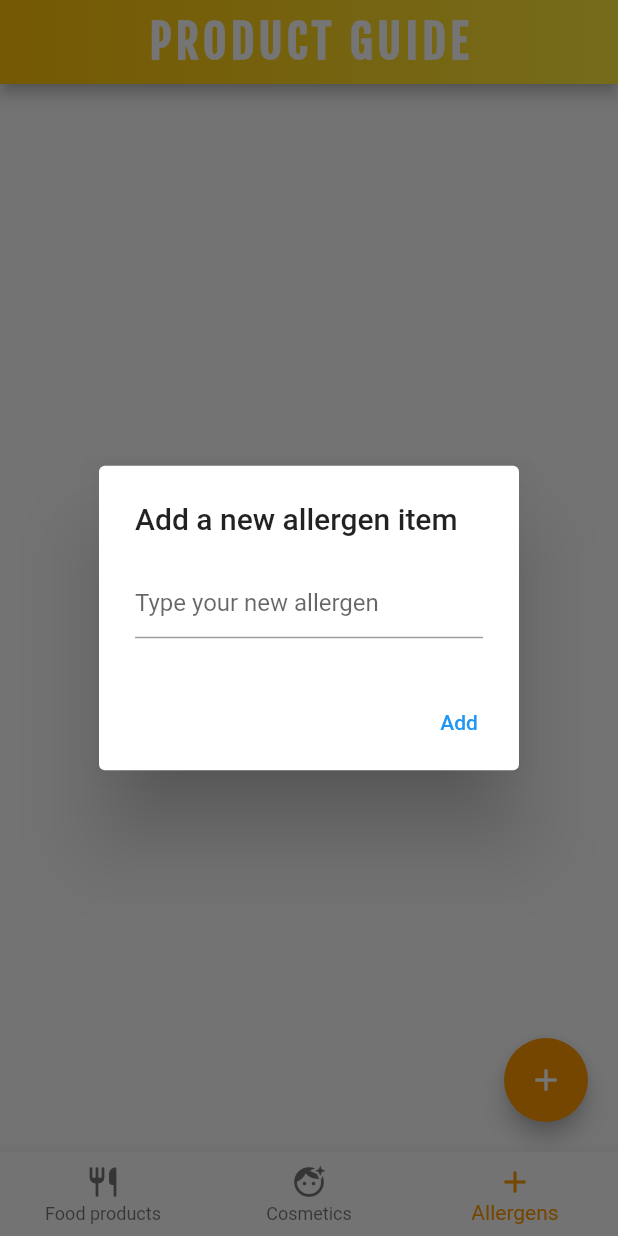
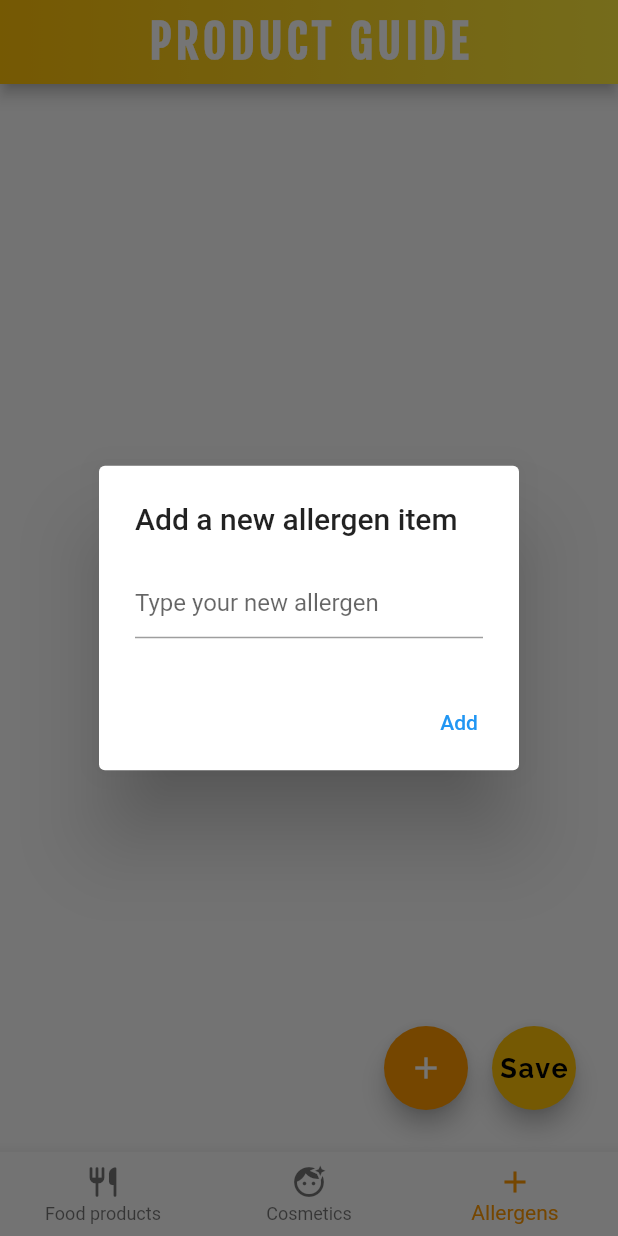
Before and after one commit to VinayakaKS/ProductGuideApp, a Flutter app: the screen it shows after launch, item 3 of the bottom bar chosen, after a tap on the "add" icon, on a phone screen of 412 x 824 dp. Run offline on Flutter 3.47's test engine with Material 2 defaults, Android fonts, the phone set to English and light mode, and no system bars; our stand-ins replace get_storage, image_picker, new_gradient_app_bar, slider_button.

Commit message:
Made GUI changes to implement alergy assistance

```diff
--- a/lib/AllergyAssistance.dart
+++ b/lib/AllergyAssistance.dart
@@ -26,6 +26,10 @@ class AllergensItem extends StatelessWidget {
     );
   }
 
+  _sendAllergens() {
+    return allergens.name;
+  }
+
   @override
   Widget build(BuildContext context) {
     return ListTile(
@@ -37,7 +41,7 @@ class AllergensItem extends StatelessWidget {
           allergens.name[0].toUpperCase(),
           style: TextStyle(color: Colors.black),
         ),
-        backgroundColor: Colors.redAccent,
+        backgroundColor: Colors.orangeAccent,
       ),
       title: Text(allergens.name, style: _getTextStyle(allergens.checked)),
     );
--- a/lib/main.dart
+++ b/lib/main.dart
@@ -8,12 +8,16 @@ import 'package:flutter/material.dart';
 import 'package:slider_button/slider_button.dart';
 import 'package:flutter_image_picker_2/safe_screen.dart';
 import 'package:image_picker/image_picker.dart';
+import 'package:get_storage/get_storage.dart';
 import 'model.dart';
 import 'safe_screen.dart';
 import 'repository.dart';
 import 'AllergyAssistance.dart';
 
-void main() => runApp(const MyApp());
+main() async {
+  await GetStorage.init();
+  runApp(const MyApp());
+}
 
 class MyApp extends StatelessWidget {
   // This widget is the root of your application.
@@ -52,7 +56,10 @@ class _MyHomePageState extends State<MyHomePage> {
   late int _currentIndex = 0;
   final TextEditingController _textFieldController = TextEditingController();
   final List<Allergen> _allergens = <Allergen>[];
+  List<String> AllergensList = <String>[];
   Future<data>? _dataModel;
+
+  final box = GetStorage();
 
   /// Widget
   @override
@@ -100,11 +107,42 @@ class _MyHomePageState extends State<MyHomePage> {
                             Container(
                               alignment: Alignment.bottomRight,
                               padding: EdgeInsets.all(20),
-                              child: FloatingActionButton(
-                                  onPressed: () => _displayDialog(),
-                                  backgroundColor: Colors.orange,
-                                  tooltip: 'Add Item',
-                                  child: const Icon(Icons.add)),
+                              child: Row(
+                                children: [
+                                  //Add button for allergens
+                                  Padding(
+                                    padding: const EdgeInsets.all(8.0),
+                                    child: FloatingActionButton(
+                                        onPressed: () => _displayDialog(),
+                                        backgroundColor: Colors.orange,
+                                        tooltip: 'Add Item',
+                                        child: const Icon(Icons.add)),
+                                  ),
+                                  //Save button for allergens
+                                  Padding(
+                                    padding: const EdgeInsets.all(8.0),
+                                    child: FloatingActionButton(
+                                      onPressed: () {
+                                        for (var item in _allergens) {
+                                          AllergensList.add(item.name);
+                                        }
+                                        print(AllergensList);
+                                        box.write('list', AllergensList);
+                                      },
+                                      child: const Text(
+                                        'Save',
+                                        style: TextStyle(
+                                            color: Colors.black,
+                                            fontStyle: FontStyle.normal,
+                                            fontWeight: FontWeight.bold,
+                                            fontSize: 18,
+                                            fontFamily: 'Raleway'),
+                                      ),
+                                      backgroundColor: Colors.amber,
+                                    ),
+                                  )
+                                ],
+                              ),
                             )
                           ],
                         ),
@@ -127,8 +165,8 @@ class _MyHomePageState extends State<MyHomePage> {
                                         SliderButton(
                                           action: () async {
                                             setState(() {
-                                              _dataModel = getData(
-                                                  image_string, _currentIndex);
+                                              _dataModel = getData(image_string,
+                                                  _currentIndex, AllergensList);
                                             });
                                           },
                                           label: Text("Upload now",
@@ -200,6 +238,7 @@ class _MyHomePageState extends State<MyHomePage> {
                                   SliderButton(
                                     action: () {
                                       _getFromGallery();
+                                      print(box.read('list'));
                                     },
                                     label: Text("From Gallery",
                                         textAlign: TextAlign.center,
@@ -422,6 +461,5 @@ class _MyHomePageState extends State<MyHomePage> {
     setState(() {
       allergen.checked = !allergen.checked;
     });
-  } // Other functions
-
+  }
 }
--- a/pubspec.yaml
+++ b/pubspec.yaml
@@ -32,6 +32,8 @@ dependencies:
   slider_button: ^2.0.0
   gradient_app_bar: ^0.1.3
   new_gradient_app_bar: ^0.2.0
+  path_provider:
+  get_storage:
 dev_dependencies:
   flutter_lints: ^1.0.4
   flutter_test:
```
Also changed, not shown: lib/repository.dart (+7 -3 lines), pubspec.lock.
